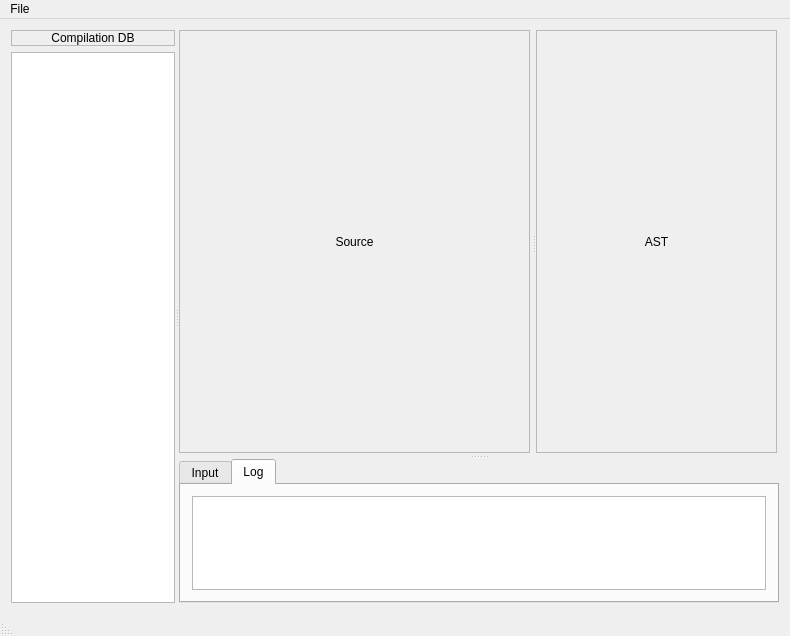
ahueck/astviewer, file src/gui/mainwindow.ui: the form before one commit.
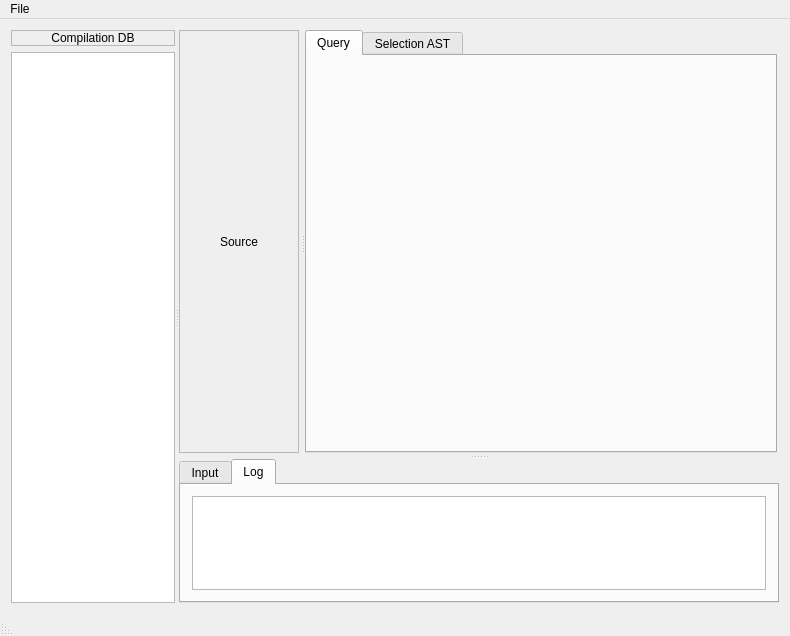
The form after the commit. The open tabs and pages were chosen to show the change.

Commit message: ability to print ast based on selection

```diff
--- a/src/gui/mainwindow.ui
+++ b/src/gui/mainwindow.ui
@@ -236,16 +236,22 @@
                  <number>2</number>
                 </property>
                 <item>
-                 <widget class="QLabel" name="labelAST">
-                  <property name="frameShape">
-                   <enum>QFrame::StyledPanel</enum>
+                 <widget class="QTabWidget" name="tabWidgetTools">
+                  <property name="currentIndex">
+                   <number>0</number>
                   </property>
-                  <property name="text">
-                   <string>AST</string>
-                  </property>
-                  <property name="alignment">
-                   <set>Qt::AlignCenter</set>
-                  </property>
+                  <widget class="QWidget" name="widgetQuery">
+                   <attribute name="title">
+                    <string>Query</string>
+                   </attribute>
+                   <layout class="QVBoxLayout" name="verticalLayout_query"/>
+                  </widget>
+                  <widget class="QWidget" name="widgetSelection">
+                   <attribute name="title">
+                    <string>Selection AST</string>
+                   </attribute>
+                   <layout class="QVBoxLayout" name="verticalLayout_selection"/>
+                  </widget>
                  </widget>
                 </item>
                </layout>
```
Left out of the diff: 6 changed lines with no effect on the pictures. The commit also changes 17 other files.
